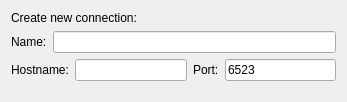
Old version of the form kobby/dialogs/createconnectionwidget.ui in the repository KDE/kte-collaborative.
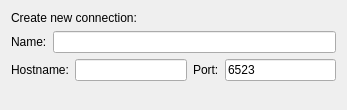
New version of the form.

Commit message: Give hostname focus on opening create connection dialog

```diff
--- a/kobby/dialogs/createconnectionwidget.ui
+++ b/kobby/dialogs/createconnectionwidget.ui
@@ -7,7 +7,7 @@
     <x>0</x>
     <y>0</y>
     <width>347</width>
-    <height>102</height>
+    <height>110</height>
    </rect>
   </property>
   <property name="windowTitle">
```
Left out of the diff: 5 changed lines with no effect on the pictures. The commit also changes 1 other file.
